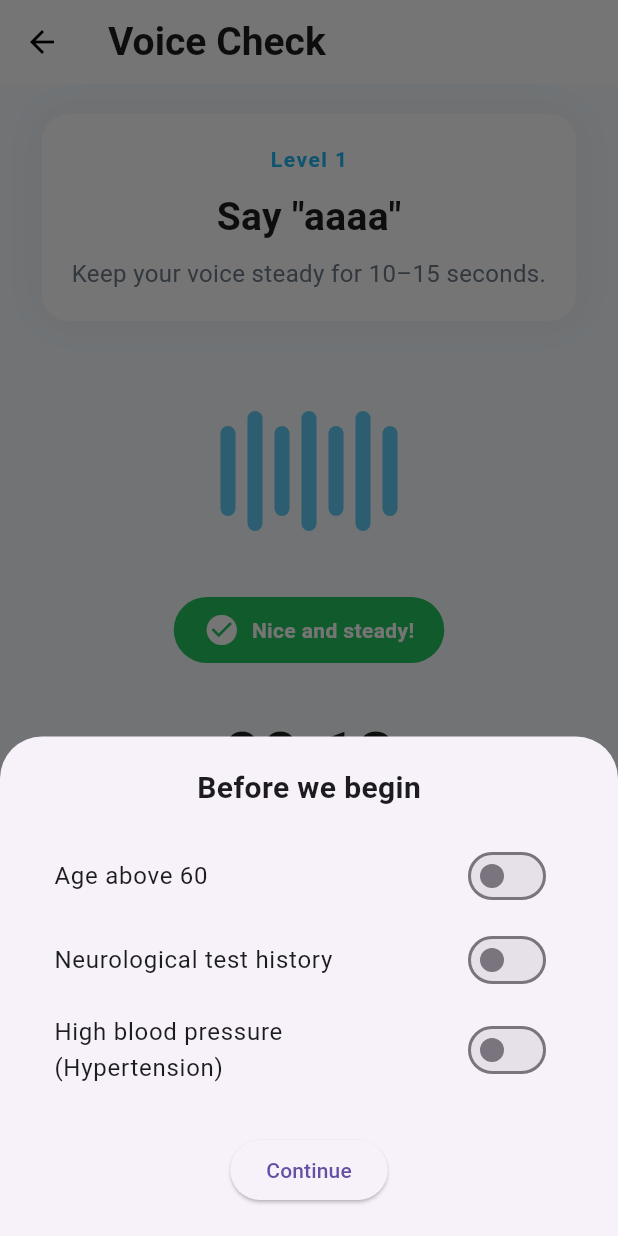
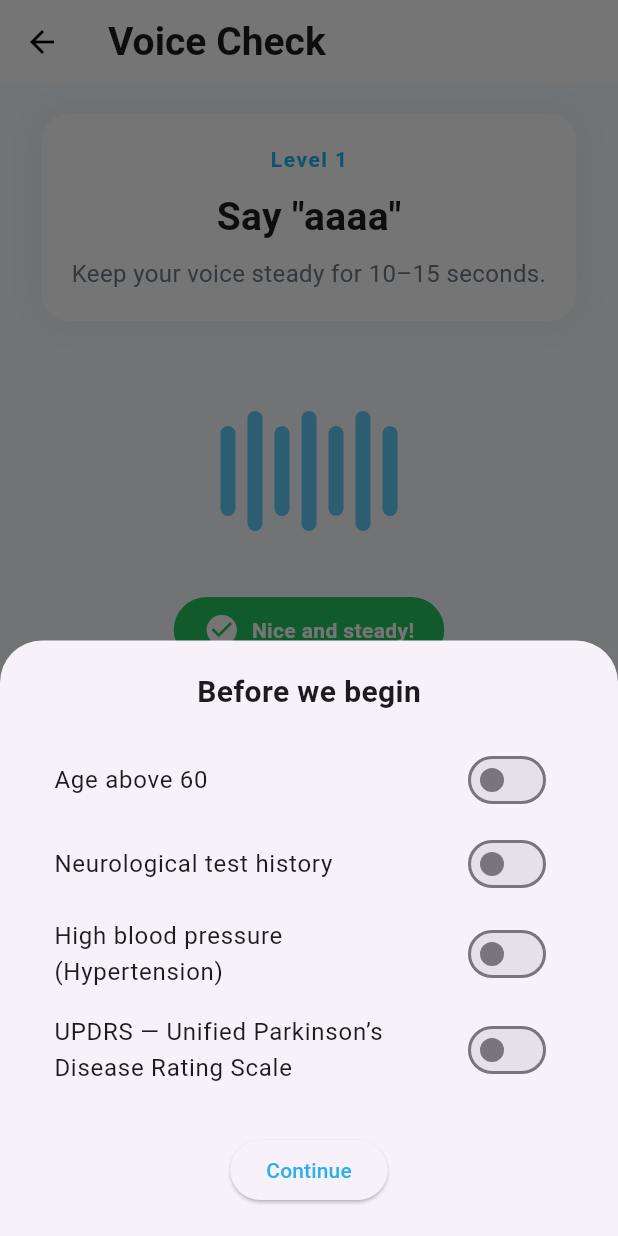
Before and after one commit to NeuroVoice-MIC/clientapp, a Flutter app: the _VoiceCheckBody screen opened directly, on a phone screen of 412 x 824 dp. Run offline on Flutter 3.47's test engine with Material 3 defaults, Android fonts, the phone set to English and light mode, and no system bars; our stand-ins replace hive, hive_flutter; missing offline and left inert: record; accounts and stored records are empty.

Commit message:
Voice check form added

```diff
--- a/lib/features/voice_check/clinical_input_sheet.dart
+++ b/lib/features/voice_check/clinical_input_sheet.dart
@@ -1,3 +1,4 @@
+import 'package:clientapp/core/constants/colors.dart';
 import 'package:flutter/material.dart';
 
 class ClinicalInputSheet extends StatefulWidget {
@@ -11,6 +12,7 @@ class _ClinicalInputSheetState extends State<ClinicalInputSheet> {
   bool ageAbove60 = false;
   bool neuroHistory = false;
   bool hypertension = false;
+  bool updrs = false;
 
   @override
   Widget build(BuildContext context) {
@@ -45,6 +47,11 @@ class _ClinicalInputSheetState extends State<ClinicalInputSheet> {
             hypertension,
             (v) => setState(() => hypertension = v),
           ),
+          _switchTile(
+            "UPDRS — Unified Parkinson’s Disease Rating Scale",
+            updrs,
+            (v) => setState(() => updrs = v),
+          ),
 
           const SizedBox(height: 24),
 
@@ -54,24 +61,22 @@ class _ClinicalInputSheetState extends State<ClinicalInputSheet> {
                 'ac': ageAbove60 ? 1 : 0,
                 'nth': neuroHistory ? 1 : 0,
                 'htn': hypertension ? 1 : 0,
+                'updrs': updrs ? 1 : 0,
               });
             },
-            child: const Text('Continue'),
+            child: const Text('Continue', style: TextStyle(color: AppColors.accentBlue),),
           ),
         ],
       ),
     );
   }
 
-  Widget _switchTile(
-    String label,
-    bool value,
-    ValueChanged<bool> onChanged,
-  ) {
+  Widget _switchTile(String label, bool value, ValueChanged<bool> onChanged) {
     return SwitchListTile(
       title: Text(label),
       value: value,
       onChanged: onChanged,
+      activeThumbColor: AppColors.accentBlue,
     );
   }
 }
```
